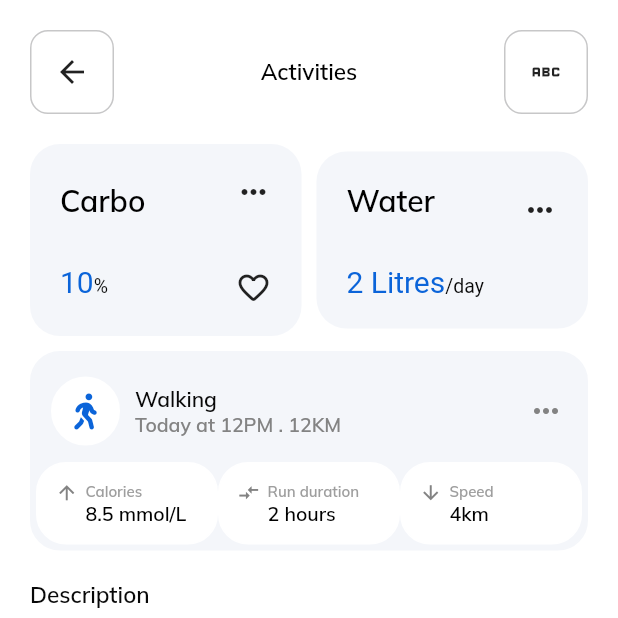
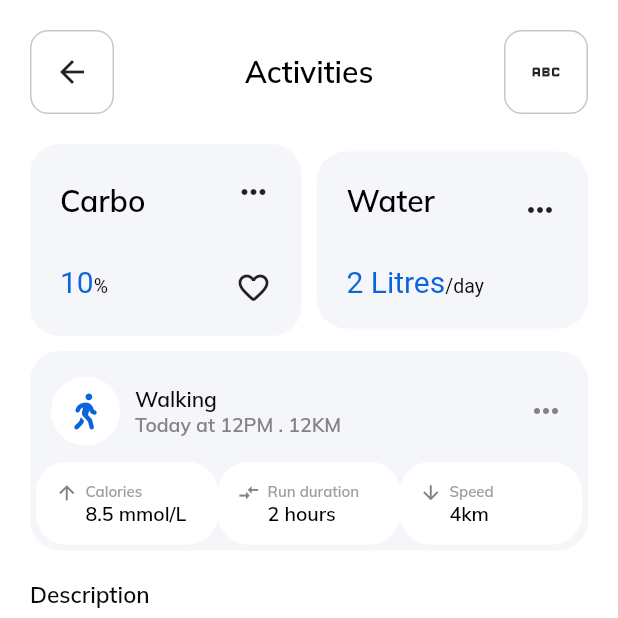
Before and after one commit to Jud-e/fitness_app, a Flutter app: the screen it shows after launch, after a tap on "Details", on a phone screen of 412 x 824 dp, the top half of it. Run offline on Flutter 3.47's test engine with Material 2 defaults, Android fonts, the phone set to English and light mode, and no system bars; our stand-ins replace font_awesome_flutter, google_fonts.

Commit message:
update 24/01

```diff
--- a/lib/constants.dart
+++ b/lib/constants.dart
@@ -115,7 +115,7 @@ Widget header(BuildContext context, String title) {
               child: const Icon(Icons.arrow_back)),
         ),
       ),
-      text(title, 15, Colors.black),
+      text(title, 20, Colors.black),
       Container(
         decoration: BoxDecoration(
             border: Border.all(color: darkGrey),
--- a/lib/screens/homepage.dart
+++ b/lib/screens/homepage.dart
@@ -58,7 +58,7 @@ class _HomeState extends State<Home> {
                               borderRadius: BorderRadius.circular(12)),
                           child: const Padding(
                             padding: EdgeInsets.all(15.0),
-                            child: FaIcon(FontAwesomeIcons.waveSquare),
+                            child: FaIcon(FontAwesomeIcons.bookmark),
                           ),
                         ),
                       ),
```
Also changed, not shown: 1 other file.
